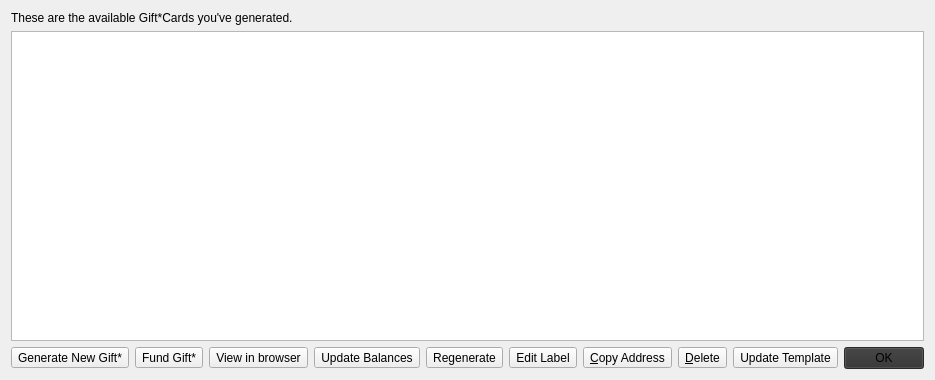
This is src/qt/forms/giftcardpage.ui in LittleDuke/2GIVE as Qt 5 draws it before an edit. The edited form follows.
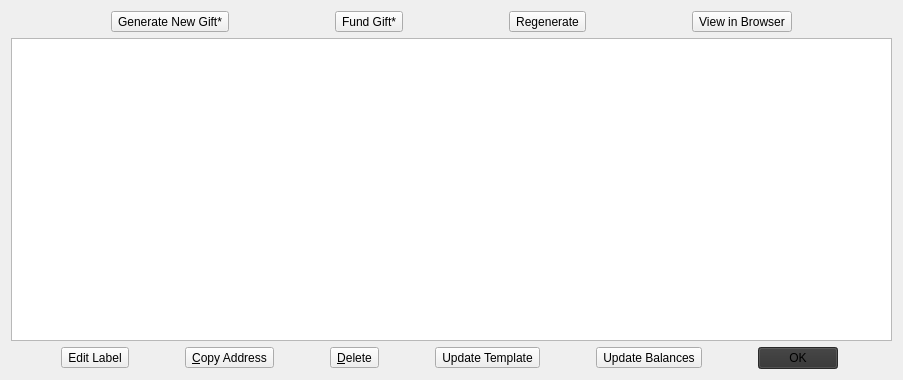
This is the edited form. Icons and pictures are not drawn.

Commit message: SQLite3 updates to Gift*Card & Contacts

```diff
--- a/src/qt/forms/giftcardpage.ui
+++ b/src/qt/forms/giftcardpage.ui
@@ -15,17 +15,46 @@
   </property>
   <layout class="QVBoxLayout" name="verticalLayout">
    <item>
-    <widget class="QLabel" name="labelExplanation">
-     <property name="text">
-      <string>These are the available Gift*Cards you've generated.</string>
-     </property>
-     <property name="textFormat">
-      <enum>Qt::PlainText</enum>
-     </property>
-     <property name="wordWrap">
-      <bool>true</bool>
-     </property>
-    </widget>
+    <layout class="QHBoxLayout" name="horizontalLayout_2">
+     <item>
+      <widget class="QToolButton" name="newAddressButton">
+       <property name="toolTip">
+        <string>Create a new address</string>
+       </property>
+       <property name="text">
+        <string>Generate New Gift*</string>
+       </property>
+       <property name="icon">
+        <iconset resource="../bitcoin.qrc">
+         <normaloff>:/icons/add</normaloff>:/icons/add</iconset>
+       </property>
+       <property name="toolButtonStyle">
+        <enum>Qt::ToolButtonTextOnly</enum>
+       </property>
+      </widget>
+     </item>
+     <item>
+      <widget class="QToolButton" name="fundButton">
+       <property name="text">
+        <string>Fund Gift*</string>
+       </property>
+      </widget>
+     </item>
+     <item>
+      <widget class="QToolButton" name="regenerateButton">
+       <property name="text">
+        <string>Regenerate</string>
+       </property>
+      </widget>
+     </item>
+     <item>
+      <widget class="QToolButton" name="viewButton">
+       <property name="text">
+        <string>View in Browser</string>
+       </property>
+      </widget>
+     </item>
+    </layout>
    </item>
    <item>
     <widget class="QTableView" name="tableView">
@@ -57,51 +86,6 @@
    </item>
    <item>
     <layout class="QHBoxLayout" name="horizontalLayout">
-     <item>
-      <widget class="QToolButton" name="newAddressButton">
-       <property name="toolTip">
-        <string>Create a new address</string>
-       </property>
-       <property name="text">
-        <string>Generate New Gift*</string>
-       </property>
-       <property name="icon">
-        <iconset resource="../bitcoin.qrc">
-         <normaloff>:/icons/add</normaloff>:/icons/add</iconset>
-       </property>
-       <property name="toolButtonStyle">
-        <enum>Qt::ToolButtonTextOnly</enum>
-       </property>
-      </widget>
-     </item>
-     <item>
-      <widget class="QToolButton" name="fundButton">
-       <property name="text">
-        <string>Fund Gift*</string>
-       </property>
-      </widget>
-     </item>
-     <item>
-      <widget class="QToolButton" name="viewButton">
-       <property name="text">
-        <string>View in browser</string>
-       </property>
-      </widget>
-     </item>
-     <item>
-      <widget class="QToolButton" name="balanceButton">
-       <property name="text">
-        <string>Update Balances</string>
-       </property>
-      </widget>
-     </item>
-     <item>
-      <widget class="QToolButton" name="regenerateButton">
-       <property name="text">
-        <string>Regenerate</string>
-       </property>
-      </widget>
-     </item>
      <item>
       <widget class="QToolButton" name="editButton">
        <property name="text">
@@ -151,17 +135,11 @@
       </widget>
      </item>
      <item>
-      <spacer name="horizontalSpacer">
-       <property name="orientation">
-        <enum>Qt::Horizontal</enum>
+      <widget class="QToolButton" name="balanceButton">
+       <property name="text">
+        <string>Update Balances</string>
        </property>
-       <property name="sizeHint" stdset="0">
-        <size>
-         <width>40</width>
-         <height>20</height>
-        </size>
-       </property>
-      </spacer>
+      </widget>
      </item>
      <item>
       <widget class="QDialogButtonBox" name="buttonBox">
```
The commit also changes 19 other files.
